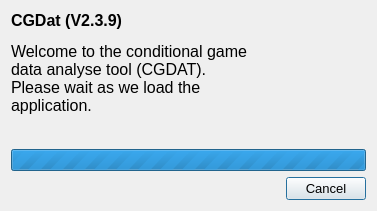
First picture: the form in qt/splash_screen.ui, repository rickstaa/CCDAT, before the edit.
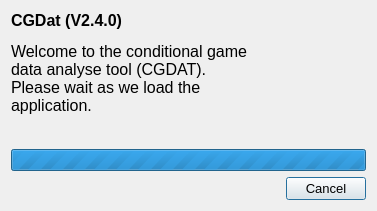
Second picture: the form after the edit. Icons and pictures are not drawn.

```diff
--- a/qt/splash_screen.ui
+++ b/qt/splash_screen.ui
@@ -51,9 +51,9 @@
           <string>&lt;!DOCTYPE HTML PUBLIC &quot;-//W3C//DTD HTML 4.0//EN&quot; &quot;http://www.w3.org/TR/REC-html40/strict.dtd&quot;&gt;
 &lt;html&gt;&lt;head&gt;&lt;meta name=&quot;qrichtext&quot; content=&quot;1&quot; /&gt;&lt;style type=&quot;text/css&quot;&gt;
 p, li { white-space: pre-wrap; }
-&lt;/style&gt;&lt;/head&gt;&lt;body style=&quot; font-family:'MS Shell Dlg 2'; font-size:4pt; font-weight:400; font-style:normal;&quot;&gt;
-&lt;p style=&quot; margin-top:12px; margin-bottom:12px; margin-left:0px; margin-right:0px; -qt-block-indent:0; text-indent:0px;&quot;&gt;&lt;span style=&quot; font-size:12pt; font-weight:600;&quot;&gt;CGDat (V2.3.9)&lt;/span&gt;&lt;/p&gt;
-&lt;p style=&quot; margin-top:12px; margin-bottom:12px; margin-left:0px; margin-right:0px; -qt-block-indent:0; text-indent:0px;&quot;&gt;&lt;span style=&quot; font-size:12pt;&quot;&gt;Welcome to the conditional game data analyse tool (CGDAT). Please wait as we load the application.&lt;/span&gt;&lt;/p&gt;&lt;/body&gt;&lt;/html&gt;</string>
+&lt;/style&gt;&lt;/head&gt;&lt;body style=&quot; font-family:'MS Shell Dlg 2'; font-size:7.8pt; font-weight:400; font-style:normal;&quot;&gt;
+&lt;p style=&quot; margin-top:12px; margin-bottom:12px; margin-left:0px; margin-right:0px; -qt-block-indent:0; text-indent:0px;&quot;&gt;&lt;span style=&quot; font-family:'MS Shell Dlg 2'; font-size:12pt; font-weight:600;&quot;&gt;CGDat (V2.4.0)&lt;/span&gt;&lt;/p&gt;
+&lt;p style=&quot; margin-top:12px; margin-bottom:12px; margin-left:0px; margin-right:0px; -qt-block-indent:0; text-indent:0px;&quot;&gt;&lt;span style=&quot; font-family:'MS Shell Dlg 2'; font-size:12pt;&quot;&gt;Welcome to the conditional game data analyse tool (CGDAT). Please wait as we load the application.&lt;/span&gt;&lt;/p&gt;&lt;/body&gt;&lt;/html&gt;</string>
          </property>
          <property name="alignment">
           <set>Qt::AlignLeading|Qt::AlignLeft|Qt::AlignTop</set>
```
